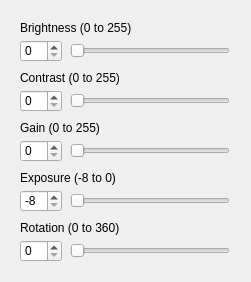
node-/CameraWorkbench, file ui/parameters.ui: the form before one commit.
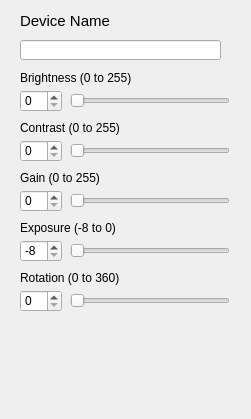
The form after the commit.

Commit message:
refactored and added abstract camera class for interfacing with either webcams or amscopes
still need to create abstract camera settings class

The edit to the form file:
```diff
--- a/ui/parameters.ui
+++ b/ui/parameters.ui
@@ -7,7 +7,7 @@
     <x>0</x>
     <y>0</y>
     <width>251</width>
-    <height>282</height>
+    <height>419</height>
    </rect>
   </property>
   <property name="windowTitle">
@@ -17,7 +17,7 @@
    <property name="geometry">
     <rect>
      <x>20</x>
-     <y>90</y>
+     <y>140</y>
      <width>42</width>
      <height>22</height>
     </rect>
@@ -36,7 +36,7 @@
    <property name="geometry">
     <rect>
      <x>20</x>
-     <y>140</y>
+     <y>190</y>
      <width>42</width>
      <height>22</height>
     </rect>
@@ -55,7 +55,7 @@
    <property name="geometry">
     <rect>
      <x>70</x>
-     <y>90</y>
+     <y>140</y>
      <width>160</width>
      <height>22</height>
     </rect>
@@ -77,7 +77,7 @@
    <property name="geometry">
     <rect>
      <x>20</x>
-     <y>40</y>
+     <y>90</y>
      <width>42</width>
      <height>22</height>
     </rect>
@@ -96,7 +96,7 @@
    <property name="geometry">
     <rect>
      <x>20</x>
-     <y>70</y>
+     <y>120</y>
      <width>211</width>
      <height>16</height>
     </rect>
@@ -109,7 +109,7 @@
    <property name="geometry">
     <rect>
      <x>20</x>
-     <y>120</y>
+     <y>170</y>
      <width>211</width>
      <height>16</height>
     </rect>
@@ -122,7 +122,7 @@
    <property name="geometry">
     <rect>
      <x>20</x>
-     <y>170</y>
+     <y>220</y>
      <width>211</width>
      <height>16</height>
     </rect>
@@ -135,7 +135,7 @@
    <property name="geometry">
     <rect>
      <x>70</x>
-     <y>140</y>
+     <y>190</y>
      <width>160</width>
      <height>22</height>
     </rect>
@@ -157,7 +157,7 @@
    <property name="geometry">
     <rect>
      <x>70</x>
-     <y>190</y>
+     <y>240</y>
      <width>160</width>
      <height>22</height>
     </rect>
@@ -185,7 +185,7 @@
    <property name="geometry">
     <rect>
      <x>70</x>
-     <y>40</y>
+     <y>90</y>
      <width>160</width>
      <height>22</height>
     </rect>
@@ -207,7 +207,7 @@
    <property name="geometry">
     <rect>
      <x>20</x>
-     <y>190</y>
+     <y>240</y>
      <width>42</width>
      <height>22</height>
     </rect>
@@ -232,7 +232,7 @@
    <property name="geometry">
     <rect>
      <x>20</x>
-     <y>20</y>
+     <y>70</y>
      <width>211</width>
      <height>16</height>
     </rect>
@@ -245,7 +245,7 @@
    <property name="geometry">
     <rect>
      <x>70</x>
-     <y>240</y>
+     <y>290</y>
      <width>160</width>
      <height>22</height>
     </rect>
@@ -273,7 +273,7 @@
    <property name="geometry">
     <rect>
      <x>20</x>
-     <y>220</y>
+     <y>270</y>
      <width>211</width>
      <height>16</height>
     </rect>
@@ -286,7 +286,7 @@
    <property name="geometry">
     <rect>
      <x>20</x>
-     <y>240</y>
+     <y>290</y>
      <width>42</width>
      <height>22</height>
     </rect>
@@ -307,6 +307,34 @@
     <number>0</number>
    </property>
   </widget>
+  <widget class="QLineEdit" name="deviceName">
+   <property name="geometry">
+    <rect>
+     <x>20</x>
+     <y>40</y>
+     <width>201</width>
+     <height>20</height>
+    </rect>
+   </property>
+  </widget>
+  <widget class="QLabel" name="label_11">
+   <property name="geometry">
+    <rect>
+     <x>20</x>
+     <y>10</y>
+     <width>151</width>
+     <height>21</height>
+    </rect>
+   </property>
+   <property name="font">
+    <font>
+     <pointsize>11</pointsize>
+    </font>
+   </property>
+   <property name="text">
+    <string>Device Name</string>
+   </property>
+  </widget>
  </widget>
  <resources/>
  <connections/>
```
The commit also changes 6 other files.
